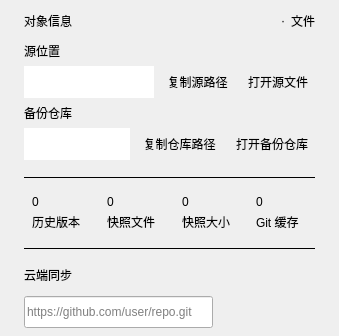
Old version of the form windows/mainwindow_child/homepage/pages/homepage_page_dashboard.ui in the repository Zao-chen/ZcVersionBox.
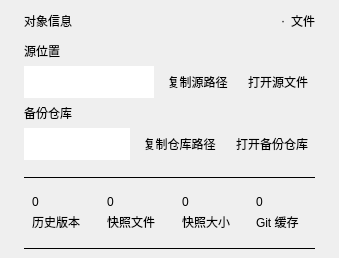
New version of the form. Custom widgets are drawn as their Qt base class.

Commit message:
feat(ui): 添加多人协作页面并统一同步入口
迁移共享仓库配置，接入同步状态、自动开关、差异处理续接和未保存编辑保护。补齐存储忙重试、里程碑未完成提示及本地合并边界，更新协作使用说明与针对性验证记录。

Patch:
```diff
--- a/windows/mainwindow_child/homepage/pages/homepage_page_dashboard.ui
+++ b/windows/mainwindow_child/homepage/pages/homepage_page_dashboard.ui
@@ -649,227 +649,6 @@
           </item>
           </layout>
          </item>
-          <item>
-           <layout class="QVBoxLayout" name="remoteLayout">
-            <property name="leftMargin">
-             <number>0</number>
-            </property>
-            <property name="topMargin">
-             <number>0</number>
-            </property>
-            <property name="rightMargin">
-             <number>0</number>
-            </property>
-            <property name="bottomMargin">
-             <number>0</number>
-            </property>
-            <property name="spacing">
-             <number>12</number>
-            </property>
-            <item>
-             <layout class="QHBoxLayout" name="remoteHeaderLayout">
-              <property name="leftMargin">
-               <number>0</number>
-              </property>
-              <property name="topMargin">
-               <number>0</number>
-              </property>
-              <property name="rightMargin">
-               <number>0</number>
-              </property>
-              <property name="bottomMargin">
-               <number>0</number>
-              </property>
-              <property name="spacing">
-               <number>8</number>
-              </property>
-              <item>
-               <widget class="oclero::qlementine::Label" name="remoteTitle">
-                <property name="text">
-                 <string>云端同步</string>
-                </property>
-                <property name="textFormat">
-                 <enum>Qt::PlainText</enum>
-                </property>
-                <property name="role">
-                 <enum>oclero::qlementine::TextRole::H5</enum>
-                </property>
-               </widget>
-              </item>
-              <item>
-               <spacer name="remoteHeaderSpace">
-                <property name="orientation">
-                 <enum>Qt::Horizontal</enum>
-                </property>
-                <property name="sizeHint" stdset="0">
-                 <size>
-                  <width>0</width>
-                  <height>0</height>
-                 </size>
-                </property>
-               </spacer>
-              </item>
-             </layout>
-            </item>
-            <item>
-             <widget class="QWidget" name="remoteContent">
-              <layout class="QHBoxLayout" name="remoteRow" stretch="1,0,0,0">
-               <property name="leftMargin">
-                <number>0</number>
-               </property>
-               <property name="topMargin">
-                <number>0</number>
-               </property>
-               <property name="rightMargin">
-                <number>0</number>
-               </property>
-               <property name="bottomMargin">
-                <number>0</number>
-               </property>
-               <property name="spacing">
-                <number>6</number>
-               </property>
-               <item>
-                <widget class="QLineEdit" name="remoteUrl">
-                 <property name="placeholderText">
-                  <string>https://github.com/user/repo.git</string>
-                 </property>
-                 <property name="accessibleName">
-                  <string>云端仓库地址</string>
-                 </property>
-                 <property name="minimumSize">
-                  <size>
-                   <width>0</width>
-                   <height>32</height>
-                  </size>
-                 </property>
-                </widget>
-               </item>
-               <item>
-                <widget class="QPushButton" name="pullButton">
-                 <property name="text">
-                  <string/>
-                 </property>
-                 <property name="toolTip">
-                  <string>全量获取</string>
-                 </property>
-                 <property name="accessibleName">
-                  <string>全量获取</string>
-                 </property>
-                 <property name="iconSize">
-                  <size>
-                   <width>16</width>
-                   <height>16</height>
-                  </size>
-                 </property>
-                 <property name="minimumSize">
-                  <size>
-                   <width>28</width>
-                   <height>32</height>
-                  </size>
-                 </property>
-                 <property name="maximumSize">
-                  <size>
-                   <width>28</width>
-                   <height>32</height>
-                  </size>
-                 </property>
-                 <property name="focusPolicy">
-                  <enum>Qt::TabFocus</enum>
-                 </property>
-                 <property name="autoDefault">
-                  <bool>false</bool>
-                 </property>
-                 <property name="flat">
-                  <bool>true</bool>
-                 </property>
-                </widget>
-               </item>
-               <item>
-                <widget class="QPushButton" name="pushButton">
-                 <property name="text">
-                  <string/>
-                 </property>
-                 <property name="toolTip">
-                  <string>全量上传</string>
-                 </property>
-                 <property name="accessibleName">
-                  <string>全量上传</string>
-                 </property>
-                 <property name="iconSize">
-                  <size>
-                   <width>16</width>
-                   <height>16</height>
-                  </size>
-                 </property>
-                 <property name="minimumSize">
-                  <size>
-                   <width>28</width>
-                   <height>32</height>
-                  </size>
-                 </property>
-                 <property name="maximumSize">
-                  <size>
-                   <width>28</width>
-                   <height>32</height>
-                  </size>
-                 </property>
-                 <property name="focusPolicy">
-                  <enum>Qt::TabFocus</enum>
-                 </property>
-                 <property name="autoDefault">
-                  <bool>false</bool>
-                 </property>
-                 <property name="flat">
-                  <bool>true</bool>
-                 </property>
-                </widget>
-               </item>
-               <item>
-                <widget class="QPushButton" name="openRemoteButton">
-                 <property name="text">
-                  <string/>
-                 </property>
-                 <property name="toolTip">
-                  <string>打开地址</string>
-                 </property>
-                 <property name="accessibleName">
-                  <string>打开地址</string>
-                 </property>
-                 <property name="iconSize">
-                  <size>
-                   <width>16</width>
-                   <height>16</height>
-                  </size>
-                 </property>
-                 <property name="minimumSize">
-                  <size>
-                   <width>28</width>
-                   <height>32</height>
-                  </size>
-                 </property>
-                 <property name="maximumSize">
-                  <size>
-                   <width>28</width>
-                   <height>32</height>
-                  </size>
-                 </property>
-                 <property name="focusPolicy">
-                  <enum>Qt::TabFocus</enum>
-                 </property>
-                 <property name="autoDefault">
-                  <bool>false</bool>
-                 </property>
-                 <property name="flat">
-                  <bool>true</bool>
-                 </property>
-                </widget>
-               </item>
-              </layout>
-             </widget>
-            </item>
-           </layout>
-          </item>
           <item>
            <spacer name="bodySpace">
             <property name="orientation">
```
The commit also changes 34 other files.
